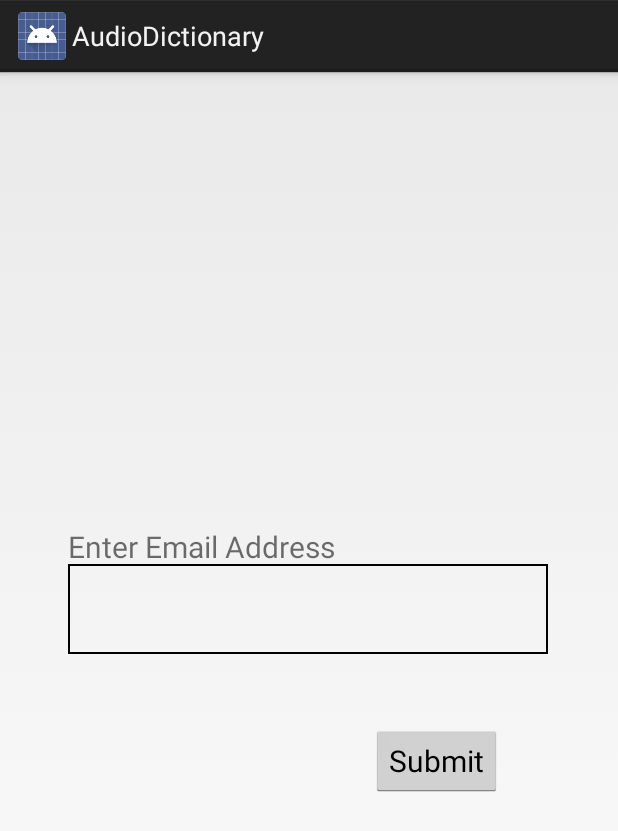
After one commit to samsatre/AudioDictionary, an Android app: the layout forgotpassword_popup.xml on its own in the app's theme, with its tools: preview values and no code run, on a phone screen of 412 x 824 dp. The commit adds this screen. Shown: the top 831 px of the screen. Run offline under Robolectric (Android 15) with nearby library versions, the phone set to English and light mode, and no system bars.

Commit message:
completed forgotten password functionality.

```diff
--- a/app/src/main/java/com/dictionary/audio/audiodictionary/LoginActivity.java
+++ b/app/src/main/java/com/dictionary/audio/audiodictionary/LoginActivity.java
@@ -41,8 +41,11 @@ public class LoginActivity extends Activity {
     EditText signupPass;
     EditText signupEmail;
     EditText confirmPass;
+    EditText forgotEmail;
     Dialog signupDialog;
+    Dialog forgotDialog;
     Button signupSubmit;
+    Button forgotSubmit;
     private FirebaseAuth mAuth;
     FirebaseUser currentUser;
     protected void onCreate(Bundle savedInstanceState){
@@ -86,6 +89,44 @@ public class LoginActivity extends Activity {
                         });
                 }
             });//End login code
+
+            mForgot.setOnClickListener(new View.OnClickListener() {
+
+                @Override
+                public void onClick(View view){
+
+                    forgotDialog = new Dialog(LoginActivity.this);
+                    forgotDialog.setContentView(R.layout.forgotpassword_popup);
+                    forgotSubmit = forgotDialog.findViewById(R.id.forgotten_submit_btn);
+                    forgotEmail = forgotDialog.findViewById(R.id.forgotten_email);
+
+                    forgotSubmit.setOnClickListener(new View.OnClickListener() {
+                        @Override
+                        public void onClick(View v) {
+
+                            mAuth.sendPasswordResetEmail(forgotEmail.getText().toString()).addOnCompleteListener(new OnCompleteListener<Void>() {
+                                @Override
+                                public void onComplete(@NonNull Task<Void> task) {
+                                    if(task.isSuccessful()){
+
+                                        Toast.makeText(getApplicationContext(),"Password reset email sent to: " + forgotEmail.getText().toString(),Toast.LENGTH_LONG).show();
+
+                                    } else {
+
+                                        Toast.makeText(getApplicationContext(),"No such email exists!",Toast.LENGTH_LONG).show();
+
+                                    }
+                                }
+                            });
+                            forgotDialog.dismiss();
+                        }
+                    });
+
+                    forgotDialog.show();
+
+                }
+
+            });
 
             mSignup.setOnClickListener(new View.OnClickListener() {
                 @Override
--- /dev/null
+++ b/app/src/main/res/layout/forgotpassword_popup.xml
@@ -0,0 +1,58 @@
+<?xml version="1.0" encoding="utf-8"?>
+<RelativeLayout    xmlns:android="http://schemas.android.com/apk/res/android"
+    android:orientation="vertical"
+    android:layout_width="350dp"
+    android:layout_height="475dp"
+    android:layout_gravity="center"
+    >
+
+    <EditText
+        android:id="@+id/forgotten_email"
+        android:layout_width="320dp"
+        android:layout_height="60dp"
+        android:layout_alignParentTop="true"
+        android:layout_centerHorizontal="true"
+        android:layout_marginTop="178dp"
+        android:background="@drawable/loginedittextborder"
+        android:inputType="textAutoComplete" />
+
+    <TextView
+        android:layout_width="wrap_content"
+        android:layout_height="wrap_content"
+        android:text="Enter Email Address"
+        android:textSize="20sp"
+        android:textColor="@color/common_google_signin_btn_text_light"
+        android:layout_alignTop="@id/forgotten_email"
+        android:layout_alignLeft="@id/forgotten_email"
+        android:layout_marginTop="-25dp"
+        />
+
+        />
+    <View
+        android:id="@+id/anchorSignup"
+        android:layout_width="20dp"
+        android:layout_height="20dp"
+        android:layout_alignTop="@id/anchorAnchorSignup"
+        android:layout_centerHorizontal="true"
+        android:layout_marginTop="-30dp"
+        />
+    <View
+        android:id="@+id/anchorAnchorSignup"
+        android:layout_width="20dp"
+        android:layout_height="20dp"
+        android:layout_centerVertical="true"
+        android:layout_centerHorizontal="true"
+        />
+
+    <Button
+        android:id="@+id/forgotten_submit_btn"
+        android:layout_width="wrap_content"
+        android:layout_height="wrap_content"
+        android:layout_alignParentBottom="true"
+        android:layout_alignParentEnd="true"
+        android:layout_marginBottom="142dp"
+        android:layout_marginEnd="46dp"
+        android:text="Submit"
+        android:textSize="20sp" />
+
+</RelativeLayout>
```
